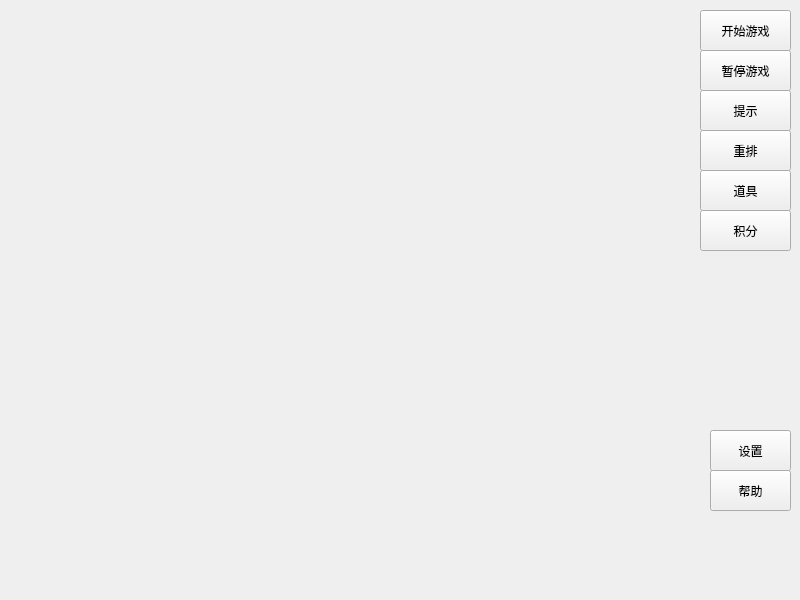
Forrest0503/Lianliankan, file relaxedmodewindow.ui: the form before one commit.
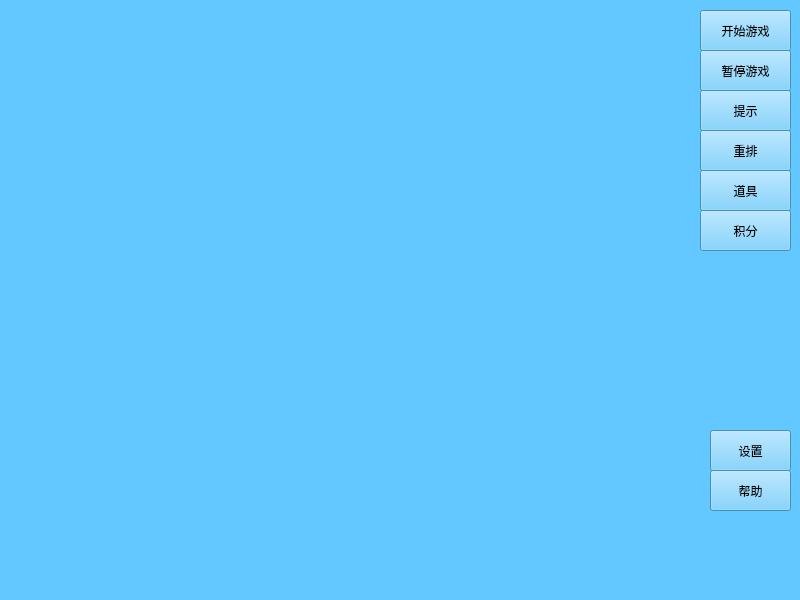
The form after the commit. Icons and pictures are not drawn.

```diff
--- a/relaxedmodewindow.ui
+++ b/relaxedmodewindow.ui
@@ -14,7 +14,7 @@
    <string>MainWindow</string>
   </property>
   <property name="styleSheet">
-   <string notr="true">background-image: url(:/images/res/llk_background_basic.jpg);</string>
+   <string notr="true">background-color: rgb(99, 200, 255);</string>
   </property>
   <widget class="QWidget" name="centralwidget">
    <widget class="QWidget" name="picWidget" native="true">
```
